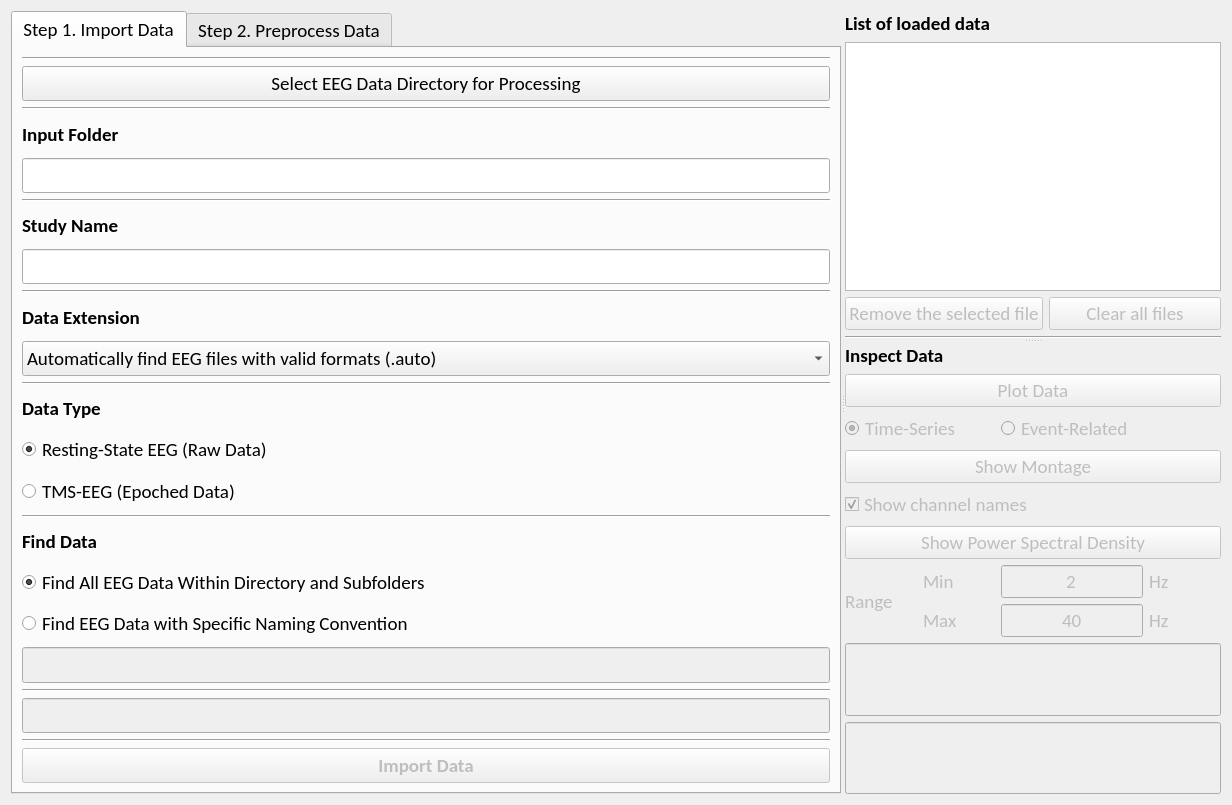
This is EEG_COMET/ui/NewStudyWindow.ui in eeg-comet/eeg-comet as Qt 5 draws it before an edit. The edited form follows.
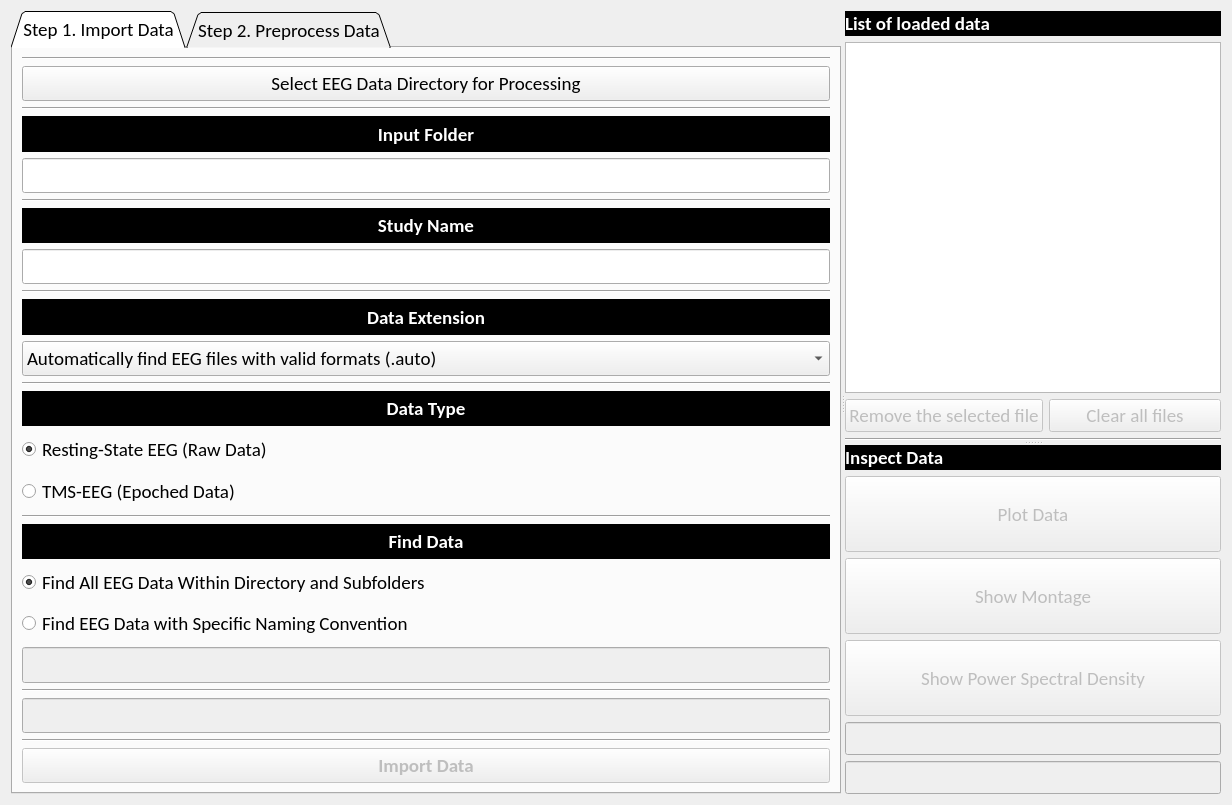
This is the edited form.

Commit message: improved data visualization

Patch:
```diff
--- a/EEG_COMET/ui/NewStudyWindow.ui
+++ b/EEG_COMET/ui/NewStudyWindow.ui
@@ -34,10 +34,14 @@
      <widget class="QTabWidget" name="new_study_tab_widget">
       <property name="font">
        <font>
+        <pointsize>14</pointsize>
         <weight>50</weight>
         <bold>false</bold>
        </font>
       </property>
+      <property name="tabShape">
+       <enum>QTabWidget::Triangular</enum>
+      </property>
       <property name="currentIndex">
        <number>0</number>
       </property>
@@ -100,13 +104,22 @@
           </property>
           <property name="font">
            <font>
+            <family>Calibri</family>
+            <pointsize>14</pointsize>
             <weight>75</weight>
             <bold>true</bold>
            </font>
           </property>
+          <property name="styleSheet">
+           <string notr="true">color: rgb(255, 255, 255);
+background-color: rgb(0, 0, 0);</string>
+          </property>
           <property name="text">
            <string>Input Folder</string>
           </property>
+          <property name="alignment">
+           <set>Qt::AlignCenter</set>
+          </property>
          </widget>
         </item>
         <item row="6" column="0" colspan="3">
@@ -141,16 +154,21 @@
           </property>
           <property name="font">
            <font>
+            <family>Calibri</family>
             <pointsize>14</pointsize>
             <weight>75</weight>
             <bold>true</bold>
            </font>
           </property>
+          <property name="styleSheet">
+           <string notr="true">color: rgb(255, 255, 255);
+background-color: rgb(0, 0, 0);</string>
+          </property>
           <property name="text">
            <string>Study Name</string>
           </property>
           <property name="alignment">
-           <set>Qt::AlignLeading|Qt::AlignLeft|Qt::AlignVCenter</set>
+           <set>Qt::AlignCenter</set>
           </property>
          </widget>
         </item>
@@ -208,16 +226,21 @@
           </property>
           <property name="font">
            <font>
+            <family>Calibri</family>
             <pointsize>14</pointsize>
             <weight>75</weight>
             <bold>true</bold>
            </font>
           </property>
+          <property name="styleSheet">
+           <string notr="true">color: rgb(255, 255, 255);
+background-color: rgb(0, 0, 0);</string>
+          </property>
           <property name="text">
            <string>Data Extension</string>
           </property>
           <property name="alignment">
-           <set>Qt::AlignLeading|Qt::AlignLeft|Qt::AlignVCenter</set>
+           <set>Qt::AlignCenter</set>
           </property>
          </widget>
         </item>
@@ -325,16 +348,21 @@
           </property>
           <property name="font">
            <font>
+            <family>Calibri</family>
             <pointsize>14</pointsize>
             <weight>75</weight>
             <bold>true</bold>
            </font>
           </property>
+          <property name="styleSheet">
+           <string notr="true">color: rgb(255, 255, 255);
+background-color: rgb(0, 0, 0);</string>
+          </property>
           <property name="text">
            <string>Data Type</string>
           </property>
           <property name="alignment">
-           <set>Qt::AlignLeading|Qt::AlignLeft|Qt::AlignVCenter</set>
+           <set>Qt::AlignCenter</set>
           </property>
          </widget>
         </item>
@@ -409,15 +437,21 @@
           </property>
           <property name="font">
            <font>
+            <family>Calibri</family>
+            <pointsize>14</pointsize>
             <weight>75</weight>
             <bold>true</bold>
            </font>
           </property>
+          <property name="styleSheet">
+           <string notr="true">color: rgb(255, 255, 255);
+background-color: rgb(0, 0, 0);</string>
+          </property>
           <property name="text">
            <string>Find Data</string>
           </property>
           <property name="alignment">
-           <set>Qt::AlignLeading|Qt::AlignLeft|Qt::AlignVCenter</set>
+           <set>Qt::AlignCenter</set>
           </property>
          </widget>
         </item>
@@ -1350,6 +1384,10 @@
              <bold>true</bold>
             </font>
            </property>
+           <property name="styleSheet">
+            <string notr="true">color: rgb(255, 255, 255);
+background-color: rgb(0, 0, 0);</string>
+           </property>
            <property name="text">
             <string>List of loaded data</string>
            </property>
@@ -1436,7 +1474,7 @@
             <bool>false</bool>
            </property>
            <property name="sizePolicy">
-            <sizepolicy hsizetype="Preferred" vsizetype="Preferred">
+            <sizepolicy hsizetype="Preferred" vsizetype="Maximum">
              <horstretch>0</horstretch>
              <verstretch>0</verstretch>
             </sizepolicy>
@@ -1452,7 +1490,7 @@
             <bool>false</bool>
            </property>
            <property name="sizePolicy">
-            <sizepolicy hsizetype="Preferred" vsizetype="Preferred">
+            <sizepolicy hsizetype="Preferred" vsizetype="Maximum">
              <horstretch>0</horstretch>
              <verstretch>0</verstretch>
             </sizepolicy>
@@ -1484,6 +1522,10 @@
              <bold>true</bold>
             </font>
            </property>
+           <property name="styleSheet">
+            <string notr="true">color: rgb(255, 255, 255);
+background-color: rgb(0, 0, 0);</string>
+           </property>
            <property name="text">
             <string>Inspect Data</string>
            </property>
@@ -1494,154 +1536,7 @@
          </item>
          <item row="1" column="0" colspan="2">
           <layout class="QGridLayout" name="Vis_GLayout">
-           <item row="6" column="2">
-            <widget class="QLineEdit" name="vis_range_psd_max">
-             <property name="enabled">
-              <bool>false</bool>
-             </property>
-             <property name="sizePolicy">
-              <sizepolicy hsizetype="Preferred" vsizetype="Preferred">
-               <horstretch>0</horstretch>
-               <verstretch>0</verstretch>
-              </sizepolicy>
-             </property>
-             <property name="font">
-              <font>
-               <pointsize>14</pointsize>
-              </font>
-             </property>
-             <property name="text">
-              <string>40</string>
-             </property>
-             <property name="maxLength">
-              <number>3</number>
-             </property>
-             <property name="alignment">
-              <set>Qt::AlignCenter</set>
-             </property>
-            </widget>
-           </item>
-           <item row="6" column="3">
-            <widget class="QLabel" name="vis_range_hz2">
-             <property name="enabled">
-              <bool>false</bool>
-             </property>
-             <property name="font">
-              <font>
-               <pointsize>14</pointsize>
-              </font>
-             </property>
-             <property name="text">
-              <string>Hz</string>
-             </property>
-            </widget>
-           </item>
-           <item row="5" column="2">
-            <widget class="QLineEdit" name="vis_range_psd_min">
-             <property name="enabled">
-              <bool>false</bool>
-             </property>
-             <property name="sizePolicy">
-              <sizepolicy hsizetype="Preferred" vsizetype="Preferred">
-               <horstretch>0</horstretch>
-               <verstretch>0</verstretch>
-              </sizepolicy>
-             </property>
-             <property name="font">
-              <font>
-               <pointsize>14</pointsize>
-              </font>
-             </property>
-             <property name="text">
-              <string>2</string>
-             </property>
-             <property name="maxLength">
-              <number>2</number>
-             </property>
-             <property name="alignment">
-              <set>Qt::AlignCenter</set>
-             </property>
-            </widget>
-           </item>
-           <item row="5" column="3">
-            <widget class="QLabel" name="vis_range_hz1">
-             <property name="enabled">
-              <bool>false</bool>
-             </property>
-             <property name="font">
-              <font>
-               <pointsize>14</pointsize>
-              </font>
-             </property>
-             <property name="text">
-              <string>Hz</string>
-             </property>
-            </widget>
-           </item>
-           <item row="5" column="1">
-            <widget class="QLabel" name="vis_range_psd_min_label">
-             <property name="enabled">
-              <bool>false</bool>
-             </property>
-             <property name="sizePolicy">
-              <sizepolicy hsizetype="Preferred" vsizetype="Preferred">
-               <horstretch>0</horstretch>
-               <verstretch>0</verstretch>
-              </sizepolicy>
-             </property>
-             <property name="font">
-              <font>
-               <pointsize>14</pointsize>
-              </font>
-             </property>
-             <property name="text">
-              <string>Min</string>
-             </property>
-            </widget>
-           </item>
-           <item row="6" column="1">
-            <widget class="QLabel" name="vis_range_psd_max_label">
-             <property name="enabled">
-              <bool>false</bool>
-             </property>
-             <property name="sizePolicy">
-              <sizepolicy hsizetype="Preferred" vsizetype="Preferred">
-               <horstretch>0</horstretch>
-               <verstretch>0</verstretch>
-              </sizepolicy>
-             </property>
-             <property name="font">
-              <font>
-               <pointsize>14</pointsize>
-              </font>
-             </property>
-             <property name="text">
-              <string>Max</string>
-             </property>
-            </widget>
-           </item>
-           <item row="5" column="0" rowspan="2">
-            <widget class="QLabel" name="vis_range_psd_label">
-             <property name="enabled">
-              <bool>false</bool>
-             </property>
-             <property name="sizePolicy">
-              <sizepolicy hsizetype="Preferred" vsizetype="Preferred">
-               <horstretch>0</horstretch>
-               <verstretch>0</verstretch>
-              </sizepolicy>
-             </property>
-             <property name="font">
-              <font>
-               <pointsize>14</pointsize>
-              </font>
-             </property>
-             <property name="text">
-              <string>Range</string>
-             </property>
-            </widget>
-           </item>
-           <item row="4" column="0" colspan="4">
+           <item row="2" column="0" colspan="2">
             <widget class="QPushButton" name="vis_psd_button">
              <property name="enabled">
               <bool>false</bool>
@@ -1662,7 +1557,7 @@
              </property>
             </widget>
            </item>
-           <item row="2" column="0" colspan="4">
+           <item row="1" column="0" colspan="2">
             <widget class="QPushButton" name="vis_montage_button">
              <property name="enabled">
               <bool>false</bool>
@@ -1683,31 +1578,7 @@
              </property>
             </widget>
            </item>
-           <item row="3" column="0" colspan="4">
-            <widget class="QCheckBox" name="vis_channel_names_checkbox">
-             <property name="enabled">
-              <bool>false</bool>
-             </property>
-             <property name="sizePolicy">
-              <sizepolicy hsizetype="Preferred" vsizetype="Preferred">
-               <horstretch>0</horstretch>
-               <verstretch>0</verstretch>
-              </sizepolicy>
-             </property>
-             <property name="font">
-              <font>
-               <pointsize>14</pointsize>
-              </font>
-             </property>
-             <property name="text">
-              <string>Show channel names</string>
-             </property>
-             <property name="checked">
-              <bool>true</bool>
-             </property>
-            </widget>
-           </item>
-           <item row="0" column="0" colspan="4">
+           <item row="0" column="0" colspan="2">
             <widget class="QPushButton" name="vis_plot_button">
              <property name="enabled">
               <bool>false</bool>
@@ -1723,52 +1594,14 @@
                <pointsize>14</pointsize>
               </font>
              </property>
+             <property name="styleSheet">
+              <string notr="true"/>
+             </property>
              <property name="text">
               <string>Plot Data</string>
              </property>
             </widget>
            </item>
-           <item row="1" column="0" colspan="2">
-            <widget class="QRadioButton" name="viz_plot_time_radio">
-             <property name="enabled">
-              <bool>false</bool>
-             </property>
-             <property name="sizePolicy">
-              <sizepolicy hsizetype="Preferred" vsizetype="Preferred">
-               <horstretch>0</horstretch>
-               <verstretch>0</verstretch>
-              </sizepolicy>
-             </property>
-             <property name="text">
-              <string>Time-Series</string>
-             </property>
-             <property name="checked">
-              <bool>true</bool>
-             </property>
-             <attribute name="buttonGroup">
-              <string notr="true">Plot_ButtonGroup</string>
-             </attribute>
-            </widget>
-           </item>
-           <item row="1" column="2" colspan="2">
-            <widget class="QRadioButton" name="viz_plot_event_radio">
-             <property name="enabled">
-              <bool>false</bool>
-             </property>
-             <property name="sizePolicy">
-              <sizepolicy hsizetype="Preferred" vsizetype="Preferred">
-               <horstretch>0</horstretch>
-               <verstretch>0</verstretch>
-              </sizepolicy>
-             </property>
-             <property name="text">
-              <string>Event-Related</string>
-             </property>
-             <attribute name="buttonGroup">
-              <string notr="true">Plot_ButtonGroup</string>
-             </attribute>
-            </widget>
-           </item>
           </layout>
          </item>
         </layout>
```
Left out of the diff: 42 changed lines with no effect on the pictures. The commit also changes 1 other file.
